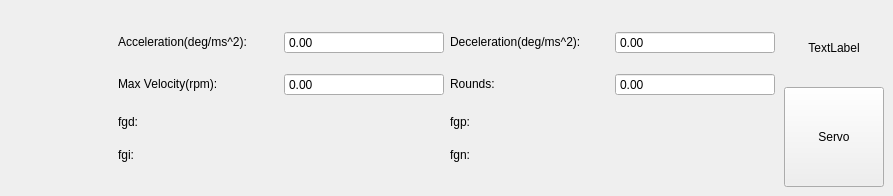
Before: the Qt Designer form Libs/PlotUnit/PlotUnitGraph/TabModeCtl/tabmodectl.ui in Scorpion1911/ServoDriveTech, drawn with Qt 5.
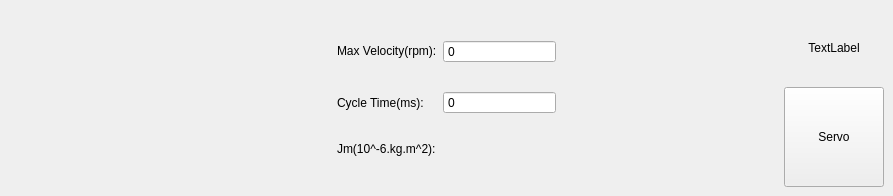
After: the same form once the commit is applied. The open tabs and pages were chosen to show the change. Custom widgets are drawn as their Qt base class.

Diff of the .ui file:
```diff
--- a/Libs/PlotUnit/PlotUnitGraph/TabModeCtl/tabmodectl.ui
+++ b/Libs/PlotUnit/PlotUnitGraph/TabModeCtl/tabmodectl.ui
@@ -475,152 +475,23 @@
       </layout>
      </widget>
      <widget class="QWidget" name="page_aut">
-      <layout class="QGridLayout" name="gridLayout_2">
-       <item row="3" column="0">
-        <widget class="QLabel" name="label_15">
-         <property name="sizePolicy">
-          <sizepolicy hsizetype="Preferred" vsizetype="Fixed">
-           <horstretch>0</horstretch>
-           <verstretch>0</verstretch>
-          </sizepolicy>
+      <layout class="QHBoxLayout" name="horizontalLayout">
+       <item>
+        <spacer name="horizontalSpacer">
+         <property name="orientation">
+          <enum>Qt::Horizontal</enum>
          </property>
-         <property name="text">
-          <string>fgi:</string>
+         <property name="sizeHint" stdset="0">
+          <size>
+           <width>211</width>
+           <height>20</height>
+          </size>
          </property>
-        </widget>
+        </spacer>
        </item>
-       <item row="1" column="2">
-        <widget class="QLabel" name="label_11">
-         <property name="sizePolicy">
-          <sizepolicy hsizetype="Preferred" vsizetype="Fixed">
-           <horstretch>0</horstretch>
-           <verstretch>0</verstretch>
-          </sizepolicy>
-         </property>
-         <property name="text">
-          <string>Rounds:</string>
-         </property>
-        </widget>
-       </item>
-       <item row="0" column="2">
-        <widget class="QLabel" name="label_7">
-         <property name="sizePolicy">
-          <sizepolicy hsizetype="Preferred" vsizetype="Fixed">
-           <horstretch>0</horstretch>
-           <verstretch>0</verstretch>
-          </sizepolicy>
-         </property>
-         <property name="text">
-          <string>Deceleration(deg/ms^2):</string>
-         </property>
-        </widget>
-       </item>
-       <item row="2" column="1">
-        <widget class="QLabel" name="label_mode_aut_fgd">
-         <property name="sizePolicy">
-          <sizepolicy hsizetype="Preferred" vsizetype="Fixed">
-           <horstretch>0</horstretch>
-           <verstretch>0</verstretch>
-          </sizepolicy>
-         </property>
-         <property name="text">
-          <string/>
-         </property>
-        </widget>
-       </item>
-       <item row="2" column="3">
-        <widget class="QLabel" name="label_mode_aut_fgp">
-         <property name="sizePolicy">
-          <sizepolicy hsizetype="Preferred" vsizetype="Fixed">
-           <horstretch>0</horstretch>
-           <verstretch>0</verstretch>
-          </sizepolicy>
-         </property>
-         <property name="text">
-          <string/>
-         </property>
-        </widget>
-       </item>
-       <item row="3" column="1">
-        <widget class="QLabel" name="label_mode_aut_fgi">
-         <property name="sizePolicy">
-          <sizepolicy hsizetype="Preferred" vsizetype="Fixed">
-           <horstretch>0</horstretch>
-           <verstretch>0</verstretch>
-          </sizepolicy>
-         </property>
-         <property name="text">
-          <string/>
-         </property>
-        </widget>
-       </item>
-       <item row="3" column="3">
-        <widget class="QLabel" name="label_mode_aut_fgn">
-         <property name="sizePolicy">
-          <sizepolicy hsizetype="Preferred" vsizetype="Fixed">
-           <horstretch>0</horstretch>
-           <verstretch>0</verstretch>
-          </sizepolicy>
-         </property>
-         <property name="text">
-          <string/>
-         </property>
-        </widget>
-       </item>
-       <item row="0" column="1">
-        <widget class="QDoubleSpinBox" name="doubleSpinBox_mode_autAcc">
-         <property name="buttonSymbols">
-          <enum>QAbstractSpinBox::NoButtons</enum>
-         </property>
-         <property name="maximum">
-          <double>10000.000000000000000</double>
-         </property>
-        </widget>
-       </item>
-       <item row="0" column="3">
-        <widget class="QDoubleSpinBox" name="doubleSpinBox_mode_autDec">
-         <property name="buttonSymbols">
-          <enum>QAbstractSpinBox::NoButtons</enum>
-         </property>
-         <property name="maximum">
-          <double>10000.000000000000000</double>
-         </property>
-        </widget>
-       </item>
-       <item row="1" column="3">
-        <widget class="QDoubleSpinBox" name="doubleSpinBox_mode_aut_pulse">
-         <property name="buttonSymbols">
-          <enum>QAbstractSpinBox::NoButtons</enum>
-         </property>
-         <property name="maximum">
-          <double>50.000000000000000</double>
-         </property>
-        </widget>
-       </item>
-       <item row="1" column="1">
-        <widget class="QDoubleSpinBox" name="doubleSpinBox_mode_autMaxVel">
-         <property name="buttonSymbols">
-          <enum>QAbstractSpinBox::NoButtons</enum>
-         </property>
-         <property name="maximum">
-          <double>10000.000000000000000</double>
-         </property>
-        </widget>
-       </item>
-       <item row="3" column="2">
-        <widget class="QLabel" name="label_31">
-         <property name="sizePolicy">
-          <sizepolicy hsizetype="Preferred" vsizetype="Fixed">
-           <horstretch>0</horstretch>
-           <verstretch>0</verstretch>
-          </sizepolicy>
-         </property>
-         <property name="text">
-          <string>fgn:</string>
-         </property>
-        </widget>
-       </item>
-       <item row="1" column="0">
+       <item>
+        <layout class="QGridLayout" name="gridLayout_2" columnstretch="0,1">
+         <item row="0" column="0">
         <widget class="QLabel" name="label">
          <property name="sizePolicy">
           <sizepolicy hsizetype="Preferred" vsizetype="Fixed">
@@ -633,8 +504,8 @@
          </property>
         </widget>
        </item>
-       <item row="0" column="0">
-        <widget class="QLabel" name="label_6">
+         <item row="2" column="1">
+          <widget class="QLabel" name="label_mode_aut_Jm">
          <property name="sizePolicy">
           <sizepolicy hsizetype="Preferred" vsizetype="Fixed">
            <horstretch>0</horstretch>
@@ -642,25 +513,12 @@
           </sizepolicy>
          </property>
          <property name="text">
-          <string>Acceleration(deg/ms^2):</string>
-         </property>
-        </widget>
-       </item>
-       <item row="2" column="2">
-        <widget class="QLabel" name="label_14">
-         <property name="sizePolicy">
-          <sizepolicy hsizetype="Preferred" vsizetype="Fixed">
-           <horstretch>0</horstretch>
-           <verstretch>0</verstretch>
-          </sizepolicy>
-         </property>
-         <property name="text">
-          <string>fgp:</string>
+            <string/>
          </property>
         </widget>
        </item>
        <item row="2" column="0">
-        <widget class="QLabel" name="label_13">
+          <widget class="QLabel" name="label_31">
          <property name="sizePolicy">
           <sizepolicy hsizetype="Preferred" vsizetype="Fixed">
            <horstretch>0</horstretch>
@@ -668,9 +526,51 @@
           </sizepolicy>
          </property>
          <property name="text">
-          <string>fgd:</string>
-         </property>
-        </widget>
+            <string>Jm(10^-6.kg.m^2):</string>
+           </property>
+          </widget>
+         </item>
+         <item row="1" column="0">
+          <widget class="QLabel" name="label_6">
+           <property name="text">
+            <string>Cycle Time(ms):</string>
+           </property>
+          </widget>
+         </item>
+         <item row="0" column="1">
+          <widget class="QSpinBox" name="spinBox_mode_autMaxVel">
+           <property name="buttonSymbols">
+            <enum>QAbstractSpinBox::NoButtons</enum>
+           </property>
+           <property name="maximum">
+            <number>32767</number>
+           </property>
+          </widget>
+         </item>
+         <item row="1" column="1">
+          <widget class="QSpinBox" name="spinBox_autCycle">
+           <property name="buttonSymbols">
+            <enum>QAbstractSpinBox::NoButtons</enum>
+           </property>
+           <property name="maximum">
+            <number>32767</number>
+           </property>
+          </widget>
+         </item>
+        </layout>
+       </item>
+       <item>
+        <spacer name="horizontalSpacer_2">
+         <property name="orientation">
+          <enum>Qt::Horizontal</enum>
+         </property>
+         <property name="sizeHint" stdset="0">
+          <size>
+           <width>211</width>
+           <height>20</height>
+          </size>
+         </property>
+        </spacer>
        </item>
       </layout>
      </widget>
```
Left out of the diff: 2 changed lines with no effect on the pictures. Lines whose indentation alone changed are shown as unchanged.
